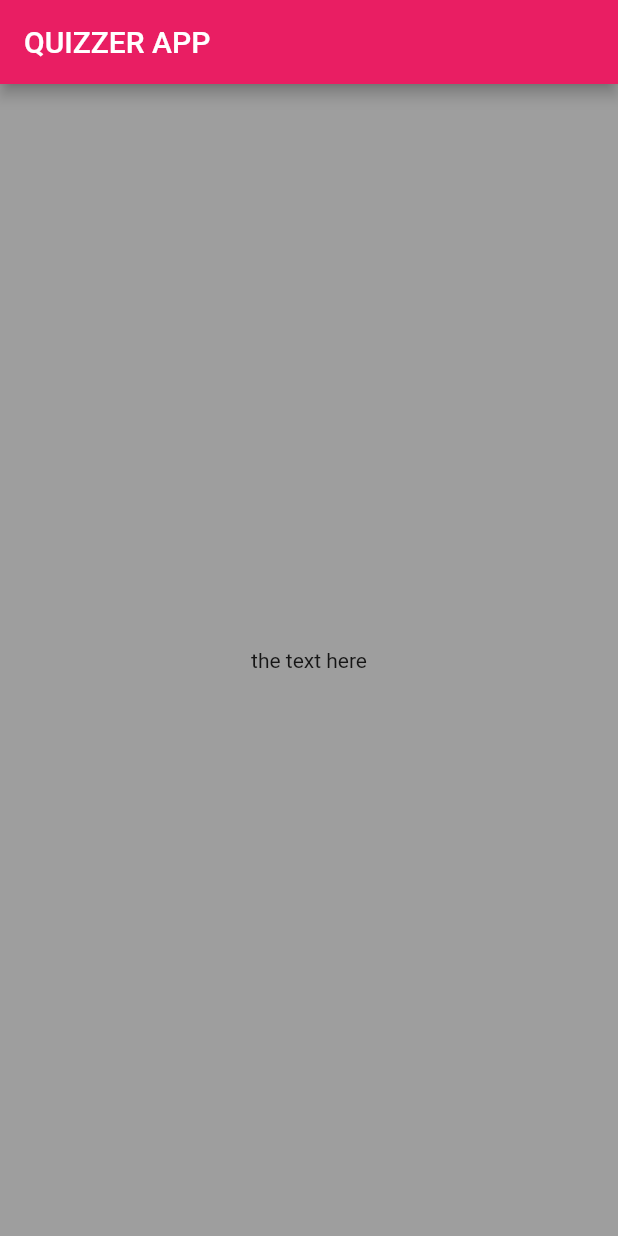
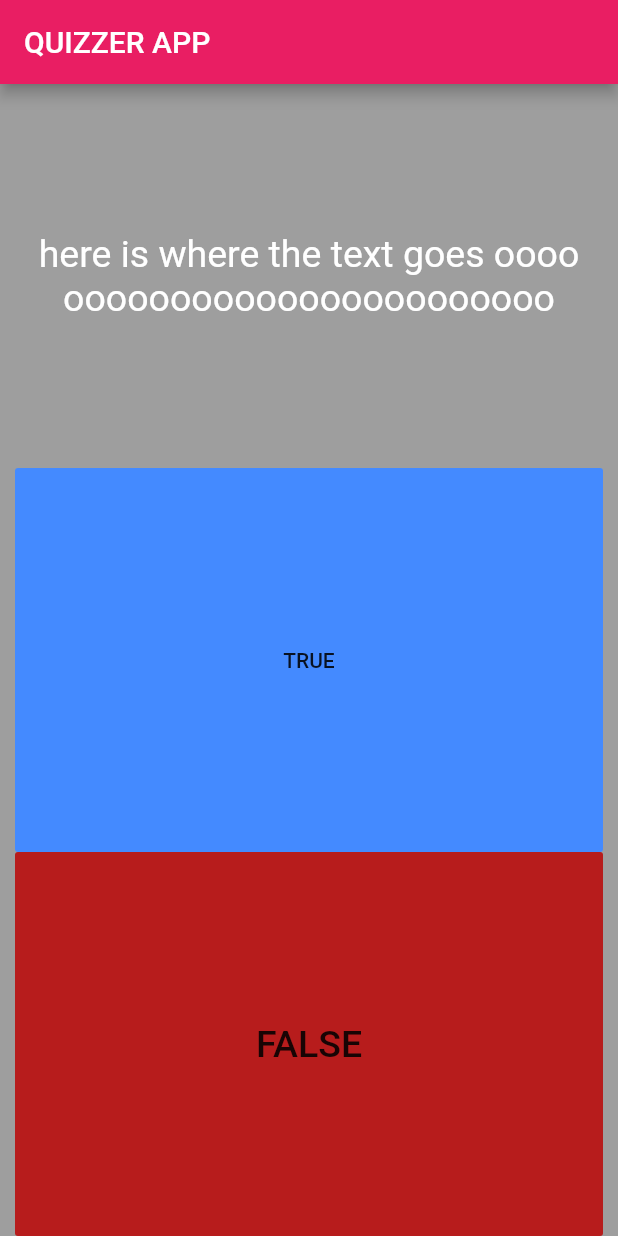
Before and after one commit to sardonrx/Susan-chip, a Flutter app: the screen it shows after launch, on a phone screen of 412 x 824 dp. Run offline on Flutter 3.47's test engine with Material 2 defaults, Android fonts, the phone set to English and light mode, and no system bars.

Commit message:
small changes

```diff
--- a/lib/main.dart
+++ b/lib/main.dart
@@ -29,22 +29,58 @@ class QuizPage extends StatefulWidget {
 }
 
 class _QuizPageState extends State<QuizPage> {
+
+
   @override
   Widget build(BuildContext context) {
     return Column(
+      mainAxisAlignment: MainAxisAlignment.spaceBetween,
+      crossAxisAlignment: CrossAxisAlignment.stretch,
       children: <Widget>[
         Expanded(
           child: Padding(
-           padding: EdgeInsets.all(10.0) ,
+            padding:EdgeInsets.all(15.0),
               child: Center(
                 child: Text(
-                     'the text here',
+                    'here is where the text goes ooooooooooooooooooooooooooo',
                   textAlign: TextAlign.center,
                   style: TextStyle(
-
+                      fontSize: 25.0, color: Colors.white
                   ),
                 ),
               ),
+          ),
+        ),
+       Expanded(
+         child: FlatButton(
+           color: Colors.blueAccent,
+           child: Padding(
+               padding: EdgeInsets.all(15.0),
+               child: Center(
+                   child: Text(
+                   'TRUE'
+                   ),
+               ),
+           ),
+           onPressed:() {
+         },
+         ),
+       ),
+        Expanded(
+          child: FlatButton(
+            color: Colors.red[900],
+            child: Padding(
+              padding: EdgeInsets.all(15.0),
+                child: Text('FALSE',
+                textAlign: TextAlign.center,
+                style: TextStyle(
+                  fontSize: 25.0,
+                ),
+                ),
+            ),
+            onPressed: (){
+
+            },
           ),
         ),
       ],
--- /dev/null
+++ b/lib/question.dart
@@ -0,0 +1,10 @@
+class Question{
+
+  String questionText;
+  bool questionAnswers;
+
+  Question ({ String a, bool b}){
+    questionText: a;
+    questionAnswers :b;
+  }
+}
```
Lines whose indentation alone changed are shown as unchanged.
